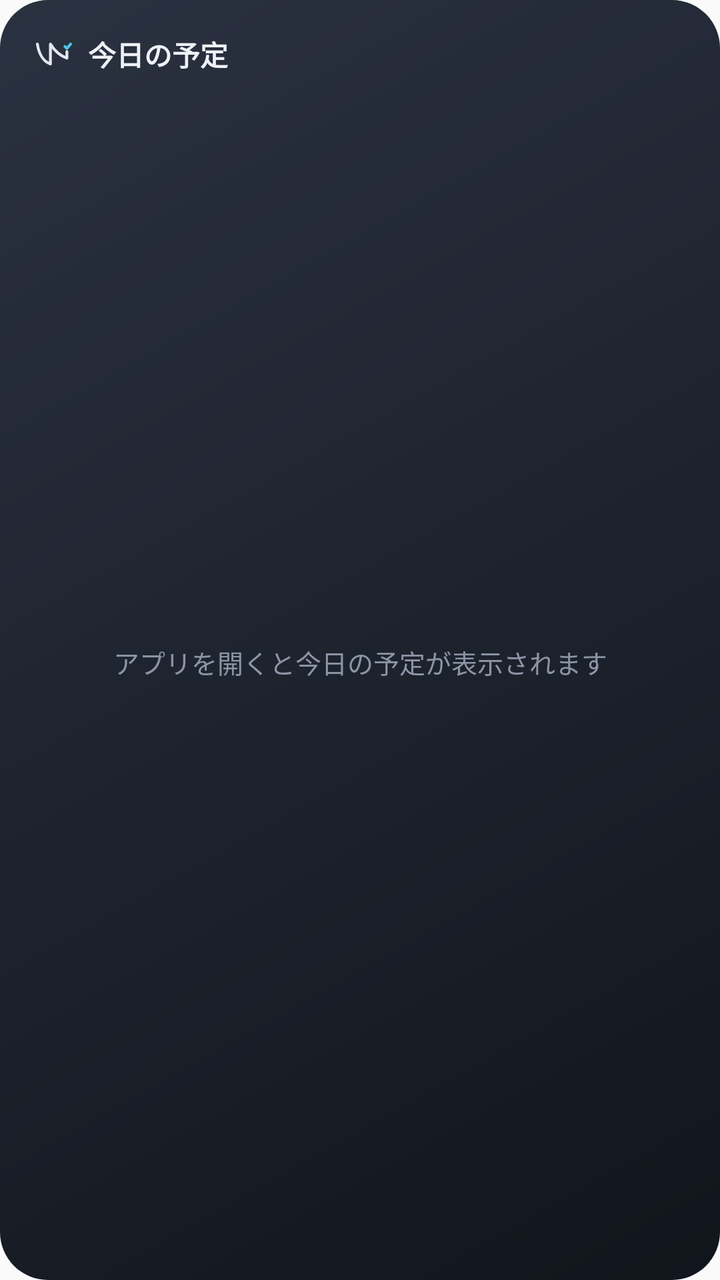
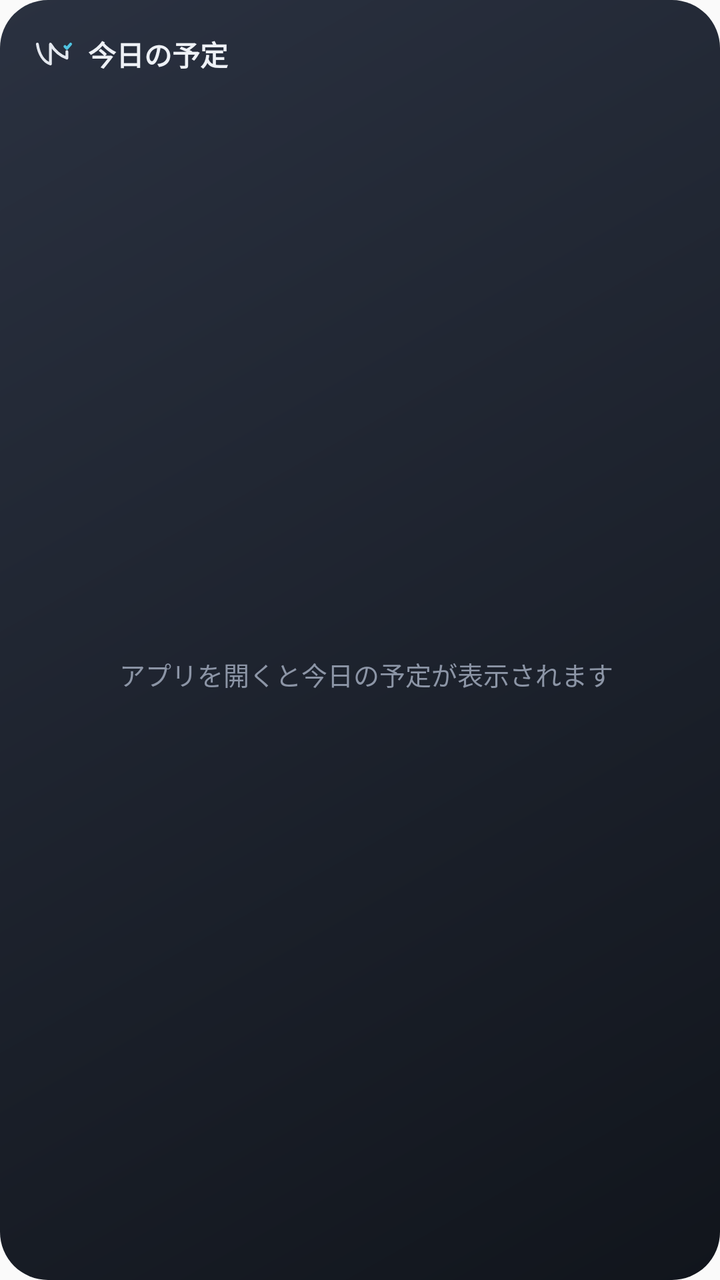

Two renders of the same Android screen: before a commit and after it. Below are the layout's source before the change and the commit's diff.
<!-- AndroidManifest.xml: application theme AppTheme -->
<!-- res/layout/widget_task.xml -->
<?xml version="1.0" encoding="utf-8"?>
<LinearLayout xmlns:android="http://schemas.android.com/apk/res/android"
    android:id="@+id/w_root" android:layout_width="match_parent" android:layout_height="match_parent"
    android:orientation="vertical" android:background="@drawable/widget_background" android:padding="16dp">

    <LinearLayout android:layout_width="match_parent" android:layout_height="wrap_content"
        android:orientation="horizontal" android:gravity="center_vertical">
        <ImageView android:layout_width="22dp" android:layout_height="22dp" android:layout_marginEnd="6dp"
            android:src="@drawable/widget_mark" android:importantForAccessibility="no" />
        <TextView android:id="@+id/w_date" android:layout_width="0dp" android:layout_height="wrap_content" android:layout_weight="1"
            android:text="今日の予定" android:textColor="#EEF1F6" android:textSize="14sp" android:textStyle="bold" />
        <TextView android:id="@+id/w_count" android:layout_width="wrap_content" android:layout_height="wrap_content"
            android:textColor="#8C95A6" android:textSize="12sp" />
    </LinearLayout>

    <ProgressBar android:id="@+id/w_progress" style="@android:style/Widget.ProgressBar.Horizontal"
        android:layout_width="match_parent" android:layout_height="4dp" android:layout_marginTop="10dp" android:layout_marginBottom="2dp"
        android:progressDrawable="@drawable/widget_progress" android:max="1" android:progress="0" android:visibility="gone" />

    <LinearLayout android:id="@+id/w_row1" android:layout_width="match_parent" android:layout_height="wrap_content"
        android:orientation="horizontal" android:gravity="center_vertical" android:layout_marginTop="8dp" android:visibility="gone">
        <TextView android:id="@+id/w_time1" android:layout_width="42dp" android:layout_height="wrap_content"
            android:textColor="#8C95A6" android:textSize="12sp" android:fontFamily="sans-serif-medium" />
        <ImageView android:id="@+id/w_bar1" android:layout_width="4dp" android:layout_height="18dp"
            android:layout_marginEnd="8dp" android:src="@drawable/widget_bar" android:importantForAccessibility="no" />
        <TextView android:id="@+id/w_title1" android:layout_width="0dp" android:layout_height="wrap_content" android:layout_weight="1"
            android:textColor="#EEF1F6" android:textSize="14sp" android:fontFamily="sans-serif-medium" android:maxLines="1" android:ellipsize="end" />
        <TextView android:id="@+id/w_tag1" android:layout_width="wrap_content" android:layout_height="wrap_content"
            android:layout_marginStart="6dp" android:paddingStart="7dp" android:paddingEnd="7dp" android:paddingTop="1dp" android:paddingBottom="1dp"
            android:background="@drawable/widget_tag" android:textColor="#4FC3E0" android:textSize="10sp" android:textStyle="bold" android:visibility="gone" />
    </LinearLayout>
    <LinearLayout android:id="@+id/w_row2" android:layout_width="match_parent" android:layout_height="wrap_content"
        android:orientation="horizontal" android:gravity="center_vertical" android:layout_marginTop="8dp" android:visibility="gone">
        <TextView android:id="@+id/w_time2" android:layout_width="42dp" android:layout_height="wrap_content"
            android:textColor="#8C95A6" android:textSize="12sp" android:fontFamily="sans-serif-medium" />
        <ImageView android:id="@+id/w_bar2" android:layout_width="4dp" android:layout_height="18dp"
            android:layout_marginEnd="8dp" android:src="@drawable/widget_bar" android:importantForAccessibility="no" />
        <TextView android:id="@+id/w_title2" android:layout_width="0dp" android:layout_height="wrap_content" android:layout_weight="1"
            android:textColor="#EEF1F6" android:textSize="14sp" android:fontFamily="sans-serif-medium" android:maxLines="1" android:ellipsize="end" />
        <TextView android:id="@+id/w_tag2" android:layout_width="wrap_content" android:layout_height="wrap_content"
            android:layout_marginStart="6dp" android:paddingStart="7dp" android:paddingEnd="7dp" android:paddingTop="1dp" android:paddingBottom="1dp"
            android:background="@drawable/widget_tag" android:textColor="#4FC3E0" android:textSize="10sp" android:textStyle="bold" android:visibility="gone" />
    </LinearLayout>
    <LinearLayout android:id="@+id/w_row3" android:layout_width="match_parent" android:layout_height="wrap_content"
        android:orientation="horizontal" android:gravity="center_vertical" android:layout_marginTop="8dp" android:visibility="gone">
        <TextView android:id="@+id/w_time3" android:layout_width="42dp" android:layout_height="wrap_content"
            android:textColor="#8C95A6" android:textSize="12sp" android:fontFamily="sans-serif-medium" />
        <ImageView android:id="@+id/w_bar3" android:layout_width="4dp" android:layout_height="18dp"
            android:layout_marginEnd="8dp" android:src="@drawable/widget_bar" android:importantForAccessibility="no" />
        <TextView android:id="@+id/w_title3" android:layout_width="0dp" android:layout_height="wrap_content" android:layout_weight="1"
            android:textColor="#EEF1F6" android:textSize="14sp" android:fontFamily="sans-serif-medium" android:maxLines="1" android:ellipsize="end" />
        <TextView android:id="@+id/w_tag3" android:layout_width="wrap_content" android:layout_height="wrap_content"
            android:layout_marginStart="6dp" android:paddingStart="7dp" android:paddingEnd="7dp" android:paddingTop="1dp" android:paddingBottom="1dp"
            android:background="@drawable/widget_tag" android:textColor="#4FC3E0" android:textSize="10sp" android:textStyle="bold" android:visibility="gone" />
    </LinearLayout>

    <TextView android:id="@+id/w_empty" android:layout_width="match_parent" android:layout_height="0dp" android:layout_weight="1"
        android:gravity="center" android:text="アプリを開くと今日の予定が表示されます" android:textColor="#8C95A6" android:textSize="13sp" />

    <TextView android:id="@+id/w_more" android:layout_width="match_parent" android:layout_height="wrap_content"
        android:gravity="end" android:textColor="#8C95A6" android:textSize="11sp" android:visibility="gone" />
</LinearLayout>
<!-- resources referenced by this layout -->
<resources>
  <!-- drawable widget_background (drawable) -->
  <?xml version="1.0" encoding="utf-8"?>
  <shape xmlns:android="http://schemas.android.com/apk/res/android" android:shape="rectangle">
      <corners android:radius="24dp" />
      <gradient android:type="linear" android:angle="315" android:startColor="#2A3140" android:endColor="#11151C" />
  </shape>
  <!-- drawable widget_bar (drawable) -->
  <?xml version="1.0" encoding="utf-8"?>
  <shape xmlns:android="http://schemas.android.com/apk/res/android" android:shape="rectangle">
      <corners android:radius="2dp" />
      <solid android:color="#FFFFFFFF" />
      <size android:width="4dp" android:height="18dp" />
  </shape>
  <!-- drawable widget_mark (drawable) -->
  <?xml version="1.0" encoding="utf-8"?>
  <vector xmlns:android="http://schemas.android.com/apk/res/android"
      android:width="24dp" android:height="24dp" android:viewportWidth="70" android:viewportHeight="70">
      <group android:translateX="-19" android:translateY="-19">
          <path android:pathData="M27.53 38.24 C30.06 54.2 37.38 66.17 48.35 69.83 L48.35 38.24 C54 47.55 61.98 56.19 74.48 60.52 L74.48 50.21" android:strokeColor="#FFE4E8EF" android:strokeWidth="4.498" android:strokeLineCap="round" android:strokeLineJoin="round" android:fillColor="#00000000"/>
          <path android:pathData="M71.42 42.1 L74.48 45.16 L80.47 38.24" android:strokeColor="#FF4FC3E0" android:strokeWidth="4.498" android:strokeLineCap="round" android:strokeLineJoin="round" android:fillColor="#00000000"/>
      </group>
  </vector>
  <!-- drawable widget_progress (drawable) -->
  <?xml version="1.0" encoding="utf-8"?>
  <layer-list xmlns:android="http://schemas.android.com/apk/res/android">
      <item android:id="@android:id/background">
          <shape>
              <corners android:radius="2dp" />
              <solid android:color="#33FFFFFF" />
          </shape>
      </item>
      <item android:id="@android:id/progress">
          <clip>
              <shape>
                  <corners android:radius="2dp" />
                  <solid android:color="#4FC3E0" />
              </shape>
          </clip>
      </item>
  </layer-list>
  <!-- drawable widget_tag (drawable) -->
  <?xml version="1.0" encoding="utf-8"?>
  <shape xmlns:android="http://schemas.android.com/apk/res/android" android:shape="rectangle">
      <corners android:radius="99dp" />
      <solid android:color="#264FC3E0" />
  </shape>
  <style name="AppTheme" parent="Theme.AppCompat.Light.DarkActionBar">
          <item name="colorPrimary">@color/colorPrimary</item>
          <item name="colorPrimaryDark">@color/colorPrimaryDark</item>
          <item name="colorAccent">@color/colorAccent</item>
      </style>
</resources>

<!-- the commit's change to res/layout/widget_task.xml (unified diff, before → after) -->
@@ -1,9 +1,10 @@
 <?xml version="1.0" encoding="utf-8"?>
 <LinearLayout xmlns:android="http://schemas.android.com/apk/res/android"
     android:id="@+id/w_root" android:layout_width="match_parent" android:layout_height="match_parent"
-    android:orientation="vertical" android:background="@drawable/widget_background" android:padding="16dp">
+    android:orientation="vertical" android:background="@drawable/widget_background"
+    android:paddingStart="16dp" android:paddingEnd="10dp" android:paddingTop="16dp" android:paddingBottom="8dp">
 
-    <LinearLayout android:layout_width="match_parent" android:layout_height="wrap_content"
+    <LinearLayout android:layout_width="match_parent" android:layout_height="wrap_content" android:layout_marginEnd="6dp"
         android:orientation="horizontal" android:gravity="center_vertical">
         <ImageView android:layout_width="22dp" android:layout_height="22dp" android:layout_marginEnd="6dp"
             android:src="@drawable/widget_mark" android:importantForAccessibility="no" />
@@ -14,49 +15,14 @@
     </LinearLayout>
 
     <ProgressBar android:id="@+id/w_progress" style="@android:style/Widget.ProgressBar.Horizontal"
-        android:layout_width="match_parent" android:layout_height="4dp" android:layout_marginTop="10dp" android:layout_marginBottom="2dp"
+        android:layout_width="match_parent" android:layout_height="4dp" android:layout_marginTop="10dp" android:layout_marginEnd="6dp"
         android:progressDrawable="@drawable/widget_progress" android:max="1" android:progress="0" android:visibility="gone" />
 
-    <LinearLayout android:id="@+id/w_row1" android:layout_width="match_parent" android:layout_height="wrap_content"
-        android:orientation="horizontal" android:gravity="center_vertical" android:layout_marginTop="8dp" android:visibility="gone">
-        <TextView android:id="@+id/w_time1" android:layout_width="42dp" android:layout_height="wrap_content"
-            android:textColor="#8C95A6" android:textSize="12sp" android:fontFamily="sans-serif-medium" />
-        <ImageView android:id="@+id/w_bar1" android:layout_width="4dp" android:layout_height="18dp"
-            android:layout_marginEnd="8dp" android:src="@drawable/widget_bar" android:importantForAccessibility="no" />
-        <TextView android:id="@+id/w_title1" android:layout_width="0dp" android:layout_height="wrap_content" android:layout_weight="1"
-            android:textColor="#EEF1F6" android:textSize="14sp" android:fontFamily="sans-serif-medium" android:maxLines="1" android:ellipsize="end" />
-        <TextView android:id="@+id/w_tag1" android:layout_width="wrap_content" android:layout_height="wrap_content"
-            android:layout_marginStart="6dp" android:paddingStart="7dp" android:paddingEnd="7dp" android:paddingTop="1dp" android:paddingBottom="1dp"
-            android:background="@drawable/widget_tag" android:textColor="#4FC3E0" android:textSize="10sp" android:textStyle="bold" android:visibility="gone" />
-    </LinearLayout>
-    <LinearLayout android:id="@+id/w_row2" android:layout_width="match_parent" android:layout_height="wrap_content"
-        android:orientation="horizontal" android:gravity="center_vertical" android:layout_marginTop="8dp" android:visibility="gone">
-        <TextView android:id="@+id/w_time2" android:layout_width="42dp" android:layout_height="wrap_content"
-            android:textColor="#8C95A6" android:textSize="12sp" android:fontFamily="sans-serif-medium" />
-        <ImageView android:id="@+id/w_bar2" android:layout_width="4dp" android:layout_height="18dp"
-            android:layout_marginEnd="8dp" android:src="@drawable/widget_bar" android:importantForAccessibility="no" />
-        <TextView android:id="@+id/w_title2" android:layout_width="0dp" android:layout_height="wrap_content" android:layout_weight="1"
-            android:textColor="#EEF1F6" android:textSize="14sp" android:fontFamily="sans-serif-medium" android:maxLines="1" android:ellipsize="end" />
-        <TextView android:id="@+id/w_tag2" android:layout_width="wrap_content" android:layout_height="wrap_content"
-            android:layout_marginStart="6dp" android:paddingStart="7dp" android:paddingEnd="7dp" android:paddingTop="1dp" android:paddingBottom="1dp"
-            android:background="@drawable/widget_tag" android:textColor="#4FC3E0" android:textSize="10sp" android:textStyle="bold" android:visibility="gone" />
-    </LinearLayout>
-    <LinearLayout android:id="@+id/w_row3" android:layout_width="match_parent" android:layout_height="wrap_content"
-        android:orientation="horizontal" android:gravity="center_vertical" android:layout_marginTop="8dp" android:visibility="gone">
-        <TextView android:id="@+id/w_time3" android:layout_width="42dp" android:layout_height="wrap_content"
-            android:textColor="#8C95A6" android:textSize="12sp" android:fontFamily="sans-serif-medium" />
-        <ImageView android:id="@+id/w_bar3" android:layout_width="4dp" android:layout_height="18dp"
-            android:layout_marginEnd="8dp" android:src="@drawable/widget_bar" android:importantForAccessibility="no" />
-        <TextView android:id="@+id/w_title3" android:layout_width="0dp" android:layout_height="wrap_content" android:layout_weight="1"
-            android:textColor="#EEF1F6" android:textSize="14sp" android:fontFamily="sans-serif-medium" android:maxLines="1" android:ellipsize="end" />
-        <TextView android:id="@+id/w_tag3" android:layout_width="wrap_content" android:layout_height="wrap_content"
-            android:layout_marginStart="6dp" android:paddingStart="7dp" android:paddingEnd="7dp" android:paddingTop="1dp" android:paddingBottom="1dp"
-            android:background="@drawable/widget_tag" android:textColor="#4FC3E0" android:textSize="10sp" android:textStyle="bold" android:visibility="gone" />
-    </LinearLayout>
-
-    <TextView android:id="@+id/w_empty" android:layout_width="match_parent" android:layout_height="0dp" android:layout_weight="1"
-        android:gravity="center" android:text="アプリを開くと今日の予定が表示されます" android:textColor="#8C95A6" android:textSize="13sp" />
-
-    <TextView android:id="@+id/w_more" android:layout_width="match_parent" android:layout_height="wrap_content"
-        android:gravity="end" android:textColor="#8C95A6" android:textSize="11sp" android:visibility="gone" />
+    <FrameLayout android:layout_width="match_parent" android:layout_height="0dp" android:layout_weight="1" android:layout_marginTop="4dp">
+        <ListView android:id="@+id/w_list" android:layout_width="match_parent" android:layout_height="match_parent"
+            android:divider="@null" android:dividerHeight="0dp" android:scrollbarStyle="outsideOverlay"
+            android:fadingEdgeLength="16dp" android:requiresFadingEdge="vertical" android:clipToPadding="false" android:paddingBottom="6dp" />
+        <TextView android:id="@+id/w_empty" android:layout_width="match_parent" android:layout_height="match_parent"
+            android:gravity="center" android:text="アプリを開くと今日の予定が表示されます" android:textColor="#8C95A6" android:textSize="13sp" />
+    </FrameLayout>
 </LinearLayout>
<!-- resource entries referenced after the edit -->
@@ -5,13 +5,6 @@
   <shape xmlns:android="http://schemas.android.com/apk/res/android" android:shape="rectangle">
       <corners android:radius="24dp" />
       <gradient android:type="linear" android:angle="315" android:startColor="#2A3140" android:endColor="#11151C" />
-  </shape>
-  <!-- drawable widget_bar (drawable) -->
-  <?xml version="1.0" encoding="utf-8"?>
-  <shape xmlns:android="http://schemas.android.com/apk/res/android" android:shape="rectangle">
-      <corners android:radius="2dp" />
-      <solid android:color="#FFFFFFFF" />
-      <size android:width="4dp" android:height="18dp" />
   </shape>
   <!-- drawable widget_mark (drawable) -->
   <?xml version="1.0" encoding="utf-8"?>
@@ -40,12 +33,6 @@
           </clip>
       </item>
   </layer-list>
-  <!-- drawable widget_tag (drawable) -->
-  <?xml version="1.0" encoding="utf-8"?>
-  <shape xmlns:android="http://schemas.android.com/apk/res/android" android:shape="rectangle">
-      <corners android:radius="99dp" />
-      <solid android:color="#264FC3E0" />
-  </shape>
   <style name="AppTheme" parent="Theme.AppCompat.Light.DarkActionBar">
           <item name="colorPrimary">@color/colorPrimary</item>
           <item name="colorPrimaryDark">@color/colorPrimaryDark</item>
